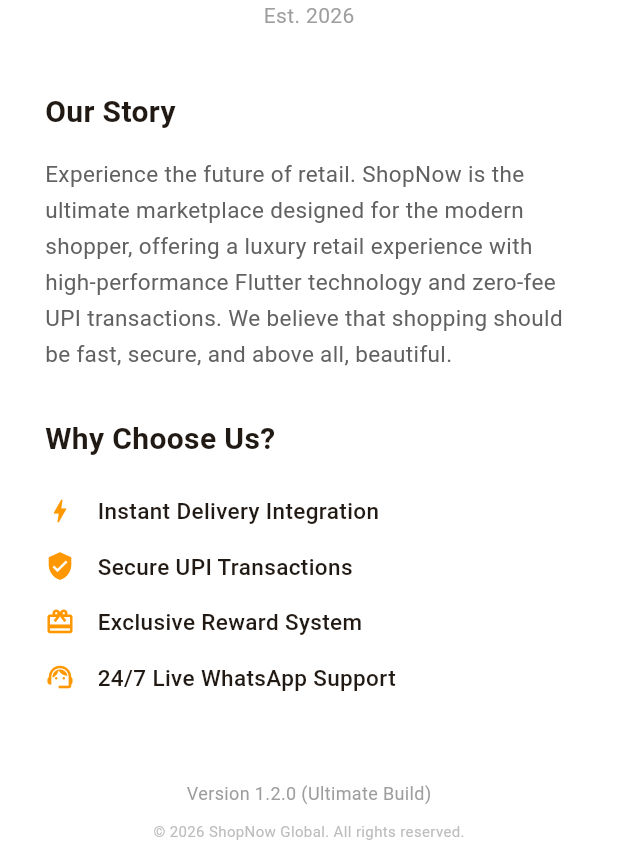
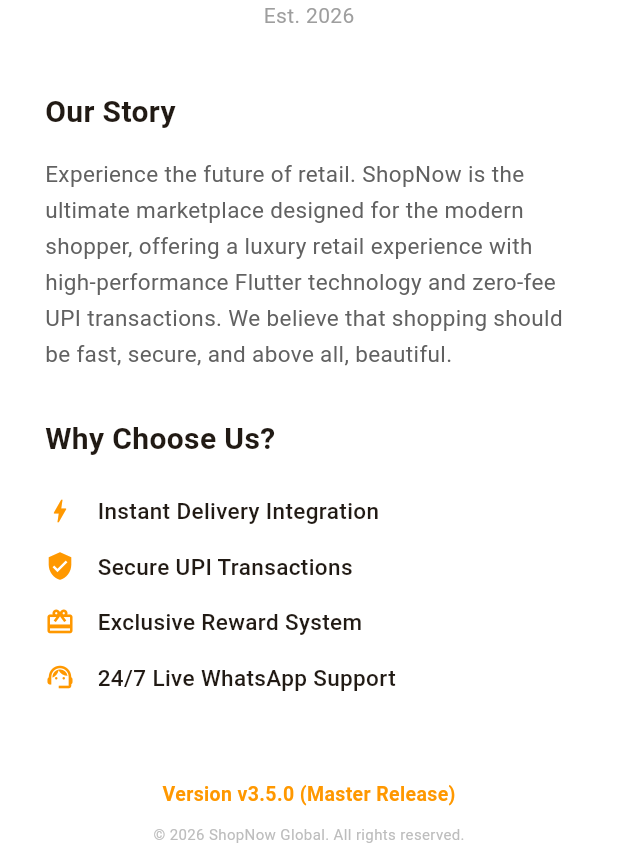
Before and after one commit to Ashkulal/flutty_app, a Flutter app: the AboutScreen screen opened directly, on a phone screen of 412 x 824 dp, the part 384-1236 px from its top. Run offline on Flutter 3.47's test engine with Material 3 defaults, Android fonts, the phone set to English and light mode, and no system bars; our stand-ins replace shared_preferences, supabase_flutter; accounts and stored records are empty.

Commit message:
Verification Build: Version v3.5.0 Master Release

```diff
--- a/lib/screens/about_screen.dart
+++ b/lib/screens/about_screen.dart
@@ -67,8 +67,8 @@
             const SizedBox(height: 50),
             const Center(
               child: Text(
-                "Version 1.2.0 (Ultimate Build)",
-                style: TextStyle(color: Colors.grey, fontSize: 12),
+                "Version v3.5.0 (Master Release)",
+                style: TextStyle(color: Colors.orange, fontSize: 13, fontWeight: FontWeight.bold),
               ),
             ),
             const SizedBox(height: 10),
```
